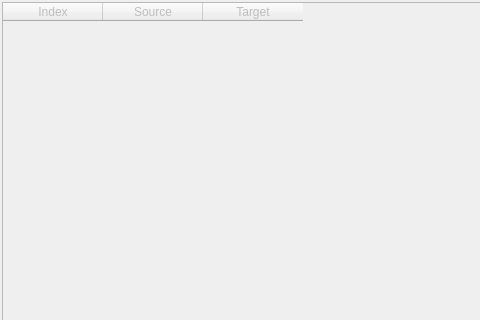
Before: the Qt Designer form editor/ui/Overview.ui in cc-archive/pootle, drawn with Qt 5; both pictures show x 0 to 480 and y 0 to 320 of the 562 by 487 pixel window.
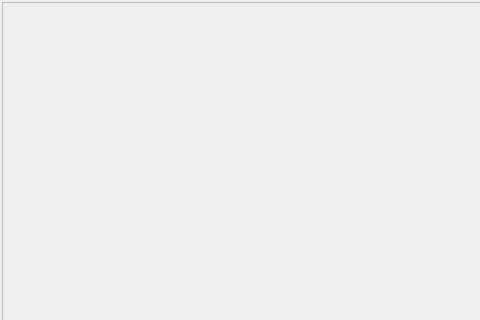
After: the same form once the commit is applied.

Patch:
```diff
--- a/editor/ui/Overview.ui
+++ b/editor/ui/Overview.ui
@@ -42,24 +42,12 @@
      <property name="showGrid" >
       <bool>false</bool>
      </property>
+     <property name="rowCount" >
+      <number>0</number>
+     </property>
      <property name="sortingEnabled" >
       <bool>true</bool>
      </property>
-     <column>
-      <property name="text" >
-       <string>Index</string>
-      </property>
-     </column>
-     <column>
-      <property name="text" >
-       <string>Source</string>
-      </property>
-     </column>
-     <column>
-      <property name="text" >
-       <string>Target</string>
-      </property>
-     </column>
     </widget>
    </item>
   </layout>
```
